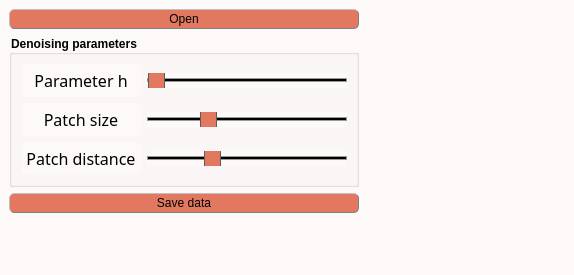
Old version of the form inichord/Denoise_2Dmap.ui in the repository Cyril-Langlois/iniCHORD.
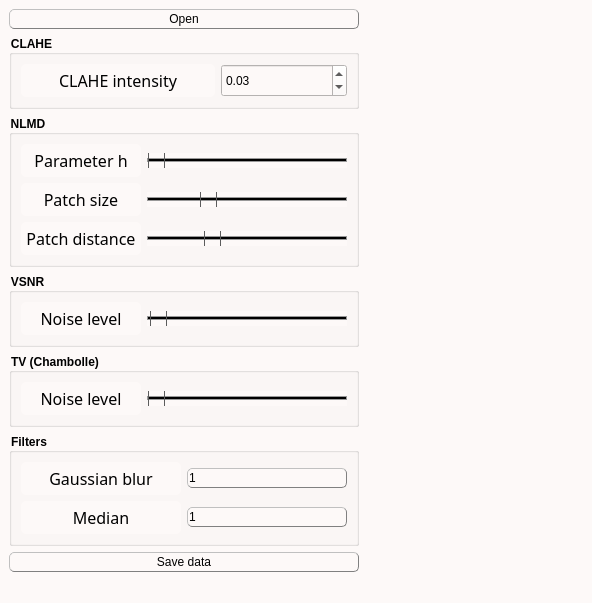
New version of the form. Icons and pictures are not drawn. Custom widgets are drawn as their Qt base class.

Diff of the .ui file:
```diff
--- a/inichord/Denoise_2Dmap.ui
+++ b/inichord/Denoise_2Dmap.ui
@@ -9,8 +9,8 @@
    <rect>
     <x>0</x>
     <y>0</y>
-    <width>548</width>
-    <height>275</height>
+    <width>592</width>
+    <height>577</height>
    </rect>
   </property>
   <property name="sizePolicy">
@@ -39,7 +39,7 @@
 QPushButton:disabled, QComboBox:disabled, QSpinBox:disabled {background-color: rgba(243, 98, 64,150)}
 
 /* Couleur des boutons et des selecteurs */
-QPushButton, QComboBox::drop-down:button, QComboBox::down-arrow, QComboBox::down-arrow:disabled, QSpinBox::drop-down:button, QSpinBox::down-arrow, QSpinBox::down-arrow:disabled, QSpinBox::drop-up:button, QSpinBox::up-arrow, QSpinBox::up-arrow:disabled, QSlider::handle:horizontal {background-color: rgb(226, 120, 95)}
+QPushButton, QComboBox::drop-down:button, QComboBox::down-arrow, QComboBox::down-arrow:disabled, QSpinBox::drop-down:button, QSpinBox::down-arrow, QSpinBox::down-arrow:disabled, QSpinBox::drop-up:button, QSpinBox::up-arrow, QSpinBox::up-arrow:disabled, QSlider::handle:horizontal, QDoubleSpinBox::drop-down:button, QDoubleSpinBox::down-arrow, QDoubleSpinBox::down-arrow:disabled, QDoubleSpinBox::drop-up:button, QDoubleSpinBox::up-arrow, QDoubleSpinBox::up-arrow:disabled {background-color: rgb(226, 120, 95)}
 
 /* Couleur des bordures de même couleur que les boutons */
 QComboBox::drop-down:button, QSpinBox::drop-down:button, QSpinBox::drop-up:button {border-color: rgb(193, 167, 181)}
@@ -48,13 +48,13 @@
 QLabel, QPushButton, QPushButton:hover, QCheckBox, QComboBox, Line, QTextEdit, QSpinBox {color: rgb(0, 0, 0)}
 
 /* style des bordures 1 */
-QLabel, QPushButton, QPushButton:hover, QCheckBox, QComboBox, QSpinBox  {
+QLabel, QPushButton, QPushButton:hover, QComboBox, QSpinBox  {
 	border-style : outset;
 	min-width : 5em;
 }
 
 /* style des bordures 2 */
-QPushButton, QPushButton:hover, QCheckBox, QComboBox, QSpinBox  {
+QPushButton, QPushButton:hover, QComboBox, QSpinBox  {
 	border-radius: 5px;
 	border-width: 1px;
 	border-color: gray;
@@ -64,7 +64,7 @@
 QPushButton, QPushButton:hover, QCheckBox, QProgressBar {font: 12pt &quot;Noto Sans Cond&quot;}
 
 /* Font 2 */
-QComboBox, QTextEdit, QSpinBox {font: 10pt &quot;Noto Sans Cond&quot;}
+QComboBox, QTextEdit, QSpinBox, QLineEdit {font: 10pt &quot;Noto Sans Cond&quot;}
 
 /* Padding 1 */
 QLabel, QComboBox, QComboBox::down-arrow, QSpinBox, QSpinBox::down-arrow, QSpinBox::up-arrow {padding : 1px;}
@@ -72,6 +72,12 @@
 /* Padding 2 */
 QPushButton, QPushButton:hover, QCheckBox {padding : 2px;}
 
+/* Gestion taille des QCheckBoxes */
+QCheckBox::indicator:unchecked, QCheckBox::indicator:unchecked:hover, QCheckBox::indicator:checked, QCheckBox::indicator:checked:hover  {
+	width :12px;
+	height : 12px;
+}
+
 QLabel {
 	Border-radius : 5px;
 	border-width : 0px;
@@ -137,19 +143,19 @@
 	margin : 0.5px;
  }
 
-QSpinBox::drop-down:button, QSpinBox::drop-up:button {
+QSpinBox::drop-down:button, QSpinBox::drop-up:button, QDoubleSpinBox::drop-down:button, QDoubleSpinBox::drop-up:button {
 	border-radius: 2px;
 	border-width: 1px;
 	width: 36px;
 }
 
-QSpinBox::down-arrow {
+QSpinBox::down-arrow, QDoubleSpinBox::down-arrow {
 	image : url(icons/Arrow_down.png);
     width: 24px;
     height: 22px;
 }
 
-QSpinBox::up-arrow {
+QSpinBox::up-arrow, QDoubleSpinBox::up-arrow {
 	image : url(icons/Arrow_up.png);
     width: 24px;
     height: 22px;
@@ -206,10 +212,101 @@
           </property>
          </widget>
         </item>
+        <item>
+         <widget class="QGroupBox" name="groupBox_5">
+          <property name="title">
+           <string>CLAHE</string>
+          </property>
+          <layout class="QVBoxLayout" name="verticalLayout_8">
+           <item>
+            <layout class="QHBoxLayout" name="horizontalLayout_10">
+             <item>
+              <widget class="QLabel" name="label_h_2">
+               <property name="font">
+                <font>
+                 <family>Noto Sans Cond</family>
+                 <pointsize>12</pointsize>
+                 <weight>50</weight>
+                 <italic>false</italic>
+                 <bold>false</bold>
+                </font>
+               </property>
+               <property name="styleSheet">
+                <string notr="true">QLabel {
+color: rgb(0, 0, 0);
+background-color:	rgb(253, 249, 248);
+border-style : outset;
+Border-radius : 5px;
+border-width : 0px;
+border-color : black;
+min-width : 5em;
+padding : 5px;
+font : 12pt &quot;Noto Sans Cond&quot;;
+}</string>
+               </property>
+               <property name="text">
+                <string>CLAHE intensity</string>
+               </property>
+               <property name="textFormat">
+                <enum>Qt::PlainText</enum>
+               </property>
+               <property name="alignment">
+                <set>Qt::AlignCenter</set>
+               </property>
+              </widget>
+             </item>
+             <item>
+              <widget class="QDoubleSpinBox" name="CLAHE_SpinBox">
+               <property name="sizePolicy">
+                <sizepolicy hsizetype="Fixed" vsizetype="Preferred">
+                 <horstretch>0</horstretch>
+                 <verstretch>0</verstretch>
+                </sizepolicy>
+               </property>
+               <property name="minimumSize">
+                <size>
+                 <width>100</width>
+                 <height>0</height>
+                </size>
+               </property>
+               <property name="maximumSize">
+                <size>
+                 <width>126</width>
+                 <height>16777215</height>
+                </size>
+               </property>
+               <property name="toolTip">
+                <string>&lt;html&gt;&lt;head/&gt;&lt;body&gt;&lt;p&gt;&lt;span style=&quot; font-size:11pt;&quot;&gt;The higher the value, the stronger the Contrast Limited Adaptative Histogram Equalization (CLAHE)&lt;/span&gt;&lt;/p&gt;&lt;/body&gt;&lt;/html&gt;</string>
+               </property>
+               <property name="alignment">
+                <set>Qt::AlignLeading|Qt::AlignLeft|Qt::AlignVCenter</set>
+               </property>
+               <property name="decimals">
+                <number>2</number>
+               </property>
+               <property name="minimum">
+                <double>0.000000000000000</double>
+               </property>
+               <property name="maximum">
+                <double>1.000000000000000</double>
+               </property>
+               <property name="singleStep">
+                <double>0.010000000000000</double>
+               </property>
+               <property name="value">
+                <double>0.030000000000000</double>
+               </property>
+              </widget>
+             </item>
+            </layout>
+           </item>
+          </layout>
+         </widget>
+        </item>
         <item>
          <widget class="QGroupBox" name="groupBox">
           <property name="title">
-           <string>Denoising parameters</string>
+           <string>NLMD</string>
           </property>
           <layout class="QVBoxLayout" name="verticalLayout_3">
            <item>
@@ -422,8 +519,337 @@
           </layout>
          </widget>
         </item>
+        <item>
+         <widget class="QGroupBox" name="groupBox_2">
+          <property name="title">
+           <string>VSNR</string>
+          </property>
+          <layout class="QVBoxLayout" name="verticalLayout_4">
+           <item>
+            <layout class="QHBoxLayout" name="horizontalLayout_6">
+             <item>
+              <widget class="QLabel" name="label_noiseVSNR">
+               <property name="font">
+                <font>
+                 <family>Noto Sans Cond</family>
+                 <pointsize>12</pointsize>
+                 <weight>50</weight>
+                 <italic>false</italic>
+                 <bold>false</bold>
+                </font>
+               </property>
+               <property name="styleSheet">
+                <string notr="true">QLabel {
+color: rgb(0, 0, 0);
+background-color:	rgb(253, 249, 248);
+border-style : outset;
+Border-radius : 5px;
+border-width : 0px;
+border-color : black;
+min-width : 5em;
+padding : 5px;
+font : 12pt &quot;Noto Sans Cond&quot;;
+}</string>
+               </property>
+               <property name="text">
+                <string>Noise level</string>
+               </property>
+               <property name="textFormat">
+                <enum>Qt::PlainText</enum>
+               </property>
+               <property name="alignment">
+                <set>Qt::AlignCenter</set>
+               </property>
+              </widget>
+             </item>
+             <item>
+              <widget class="QSlider" name="slider_noiseVSNR">
+               <property name="sizePolicy">
+                <sizepolicy hsizetype="Preferred" vsizetype="Fixed">
+                 <horstretch>0</horstretch>
+                 <verstretch>0</verstretch>
+                </sizepolicy>
+               </property>
+               <property name="minimumSize">
+                <size>
+                 <width>200</width>
+                 <height>15</height>
+                </size>
+               </property>
+               <property name="minimum">
+                <number>1</number>
+               </property>
+               <property name="maximum">
+                <number>300</number>
+               </property>
+               <property name="singleStep">
+                <number>1</number>
+               </property>
+               <property name="pageStep">
+                <number>2</number>
+               </property>
+               <property name="value">
+                <number>5</number>
+               </property>
+               <property name="orientation">
+                <enum>Qt::Horizontal</enum>
+               </property>
+              </widget>
+             </item>
+            </layout>
+           </item>
+          </layout>
+         </widget>
+        </item>
+        <item>
+         <widget class="QGroupBox" name="groupBox_3">
+          <property name="title">
+           <string>TV (Chambolle)</string>
+          </property>
+          <layout class="QVBoxLayout" name="verticalLayout_5">
+           <item>
+            <layout class="QHBoxLayout" name="horizontalLayout_7">
+             <item>
+              <widget class="QLabel" name="label_noiseTV">
+               <property name="font">
+                <font>
+                 <family>Noto Sans Cond</family>
+                 <pointsize>12</pointsize>
+                 <weight>50</weight>
+                 <italic>false</italic>
+                 <bold>false</bold>
+                </font>
+               </property>
+               <property name="styleSheet">
+                <string notr="true">QLabel {
+color: rgb(0, 0, 0);
+background-color:	rgb(253, 249, 248);
+border-style : outset;
+Border-radius : 5px;
+border-width : 0px;
+border-color : black;
+min-width : 5em;
+padding : 5px;
+font : 12pt &quot;Noto Sans Cond&quot;;
+}</string>
+               </property>
+               <property name="text">
+                <string>Noise level</string>
+               </property>
+               <property name="textFormat">
+                <enum>Qt::PlainText</enum>
+               </property>
+               <property name="alignment">
+                <set>Qt::AlignCenter</set>
+               </property>
+              </widget>
+             </item>
+             <item>
+              <widget class="QSlider" name="slider_noiseTV">
+               <property name="sizePolicy">
+                <sizepolicy hsizetype="Preferred" vsizetype="Fixed">
+                 <horstretch>0</horstretch>
+                 <verstretch>0</verstretch>
+                </sizepolicy>
+               </property>
+               <property name="minimumSize">
+                <size>
+                 <width>200</width>
+                 <height>15</height>
+                </size>
+               </property>
+               <property name="minimum">
+                <number>1</number>
+               </property>
+               <property name="maximum">
+                <number>5000</number>
+               </property>
+               <property name="singleStep">
+                <number>10</number>
+               </property>
+               <property name="pageStep">
+                <number>500</number>
+               </property>
+               <property name="value">
+                <number>10</number>
+               </property>
+               <property name="orientation">
+                <enum>Qt::Horizontal</enum>
+               </property>
+              </widget>
+             </item>
+            </layout>
+           </item>
+          </layout>
+         </widget>
+        </item>
+        <item>
+         <widget class="QGroupBox" name="groupBox_4">
+          <property name="title">
+           <string>Filters</string>
+          </property>
+          <layout class="QVBoxLayout" name="verticalLayout_7">
+           <item>
+            <layout class="QVBoxLayout" name="verticalLayout_6">
+             <item>
+              <layout class="QHBoxLayout" name="horizontalLayout_8">
+               <item>
+                <widget class="QLabel" name="label_Gaussian">
+                 <property name="font">
+                  <font>
+                   <family>Noto Sans Cond</family>
+                   <pointsize>12</pointsize>
+                   <weight>50</weight>
+                   <italic>false</italic>
+                   <bold>false</bold>
+                  </font>
+                 </property>
+                 <property name="styleSheet">
+                  <string notr="true">QLabel {
+color: rgb(0, 0, 0);
+background-color:	rgb(253, 249, 248);
+border-style : outset;
+Border-radius : 5px;
+border-width : 0px;
+border-color : black;
+min-width : 5em;
+padding : 5px;
+font : 12pt &quot;Noto Sans Cond&quot;;
+}</string>
+                 </property>
+                 <property name="text">
+                  <string>Gaussian blur</string>
+                 </property>
+                 <property name="textFormat">
+                  <enum>Qt::PlainText</enum>
+                 </property>
+                 <property name="alignment">
+                  <set>Qt::AlignCenter</set>
+                 </property>
+                </widget>
+               </item>
+               <item>
+                <widget class="QComboBox" name="GB_box">
+                 <item>
+                  <property name="text">
+                   <string>1</string>
+                  </property>
+                 </item>
+                 <item>
+                  <property name="text">
+                   <string>3</string>
+                  </property>
+                 </item>
+                 <item>
+                  <property name="text">
+                   <string>5</string>
+                  </property>
+                 </item>
+                 <item>
+                  <property name="text">
+                   <string>7</string>
+                  </property>
+                 </item>
+                 <item>
+                  <property name="text">
+                   <string>9</string>
+                  </property>
+                 </item>
+                 <item>
+                  <property name="text">
+                   <string>11</string>
+                  </property>
+                 </item>
+                </widget>
+               </item>
+              </layout>
+             </item>
+             <item>
+              <layout class="QHBoxLayout" name="horizontalLayout_9">
+               <item>
+                <widget class="QLabel" name="label_Median">
+                 <property name="font">
+                  <font>
+                   <family>Noto Sans Cond</family>
+                   <pointsize>12</pointsize>
+                   <weight>50</weight>
+                   <italic>false</italic>
+                   <bold>false</bold>
+                  </font>
+                 </property>
+                 <property name="styleSheet">
+                  <string notr="true">QLabel {
+color: rgb(0, 0, 0);
+background-color:	rgb(253, 249, 248);
+border-style : outset;
+Border-radius : 5px;
+border-width : 0px;
+border-color : black;
+min-width : 5em;
+padding : 5px;
+font : 12pt &quot;Noto Sans Cond&quot;;
+}</string>
+                 </property>
+                 <property name="text">
+                  <string>Median</string>
+                 </property>
+                 <property name="textFormat">
+                  <enum>Qt::PlainText</enum>
+                 </property>
+                 <property name="alignment">
+                  <set>Qt::AlignCenter</set>
+                 </property>
+                </widget>
+               </item>
+               <item>
+                <widget class="QComboBox" name="MED_box">
+                 <item>
+                  <property name="text">
+                   <string>1</string>
+                  </property>
+                 </item>
+                 <item>
+                  <property name="text">
+                   <string>3</string>
+                  </property>
+                 </item>
+                 <item>
+                  <property name="text">
+                   <string>5</string>
+                  </property>
+                 </item>
+                 <item>
+                  <property name="text">
+                   <string>7</string>
+                  </property>
+                 </item>
+                 <item>
+                  <property name="text">
+                   <string>9</string>
+                  </property>
+                 </item>
+                 <item>
+                  <property name="text">
+                   <string>11</string>
+                  </property>
+                 </item>
+                </widget>
+               </item>
+              </layout>
+             </item>
+            </layout>
+           </item>
+          </layout>
+         </widget>
+        </item>
         <item>
          <widget class="QPushButton" name="Push_validate">
+          <property name="sizePolicy">
+           <sizepolicy hsizetype="Preferred" vsizetype="Fixed">
+            <horstretch>0</horstretch>
+            <verstretch>0</verstretch>
+           </sizepolicy>
+          </property>
           <property name="toolTip">
            <string>&lt;html&gt;&lt;head/&gt;&lt;body&gt;&lt;p&gt;&lt;span style=&quot; font-size:11pt;&quot;&gt;Save data in a given folder&lt;/span&gt;&lt;/p&gt;&lt;/body&gt;&lt;/html&gt;</string>
           </property>
```
Left out of the diff: 8 changed lines with no effect on the pictures.
